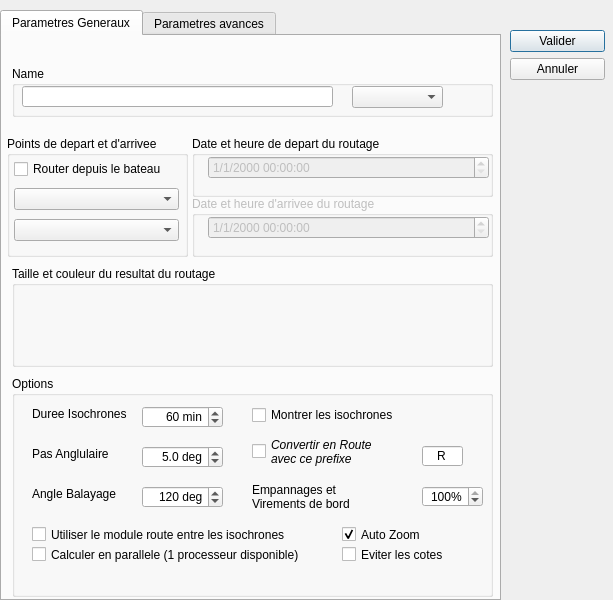
Before: the Qt Designer form src/Ui/Routage_Editor.ui in nohal/qtVlm, drawn with Qt 5.
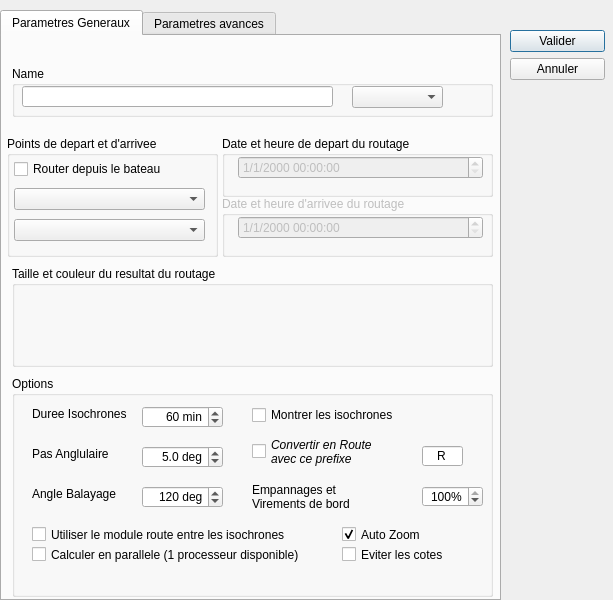
After: the same form once the commit is applied.

Commit message: Fix roadMap increment when complicated route

Patch:
```diff
--- a/src/Ui/Routage_Editor.ui
+++ b/src/Ui/Routage_Editor.ui
@@ -67,7 +67,7 @@
        <rect>
         <x>5</x>
         <y>100</y>
-        <width>181</width>
+        <width>211</width>
         <height>121</height>
        </rect>
       </property>
@@ -79,7 +79,7 @@
         <rect>
          <x>7</x>
          <y>20</y>
-         <width>165</width>
+         <width>191</width>
          <height>91</height>
         </rect>
        </property>
@@ -103,9 +103,9 @@
      <widget class="QGroupBox" name="groupBox_4">
       <property name="geometry">
        <rect>
-        <x>190</x>
+        <x>220</x>
         <y>100</y>
-        <width>301</width>
+        <width>271</width>
         <height>61</height>
        </rect>
       </property>
@@ -117,7 +117,7 @@
         <rect>
          <x>10</x>
          <y>20</y>
-         <width>287</width>
+         <width>251</width>
          <height>31</height>
         </rect>
        </property>
@@ -457,9 +457,9 @@
       </property>
       <property name="geometry">
        <rect>
-        <x>190</x>
+        <x>220</x>
         <y>160</y>
-        <width>301</width>
+        <width>271</width>
         <height>61</height>
        </rect>
       </property>
@@ -471,7 +471,7 @@
         <rect>
          <x>10</x>
          <y>20</y>
-         <width>287</width>
+         <width>251</width>
          <height>31</height>
         </rect>
        </property>
```
The commit also changes 1 other file.
